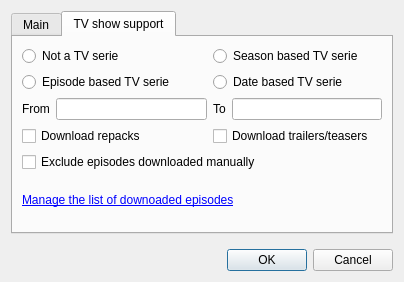
This is rss/RssRegexpDlg.ui in LubosD/fatrat as Qt 5 draws it before an edit. The edited form follows.
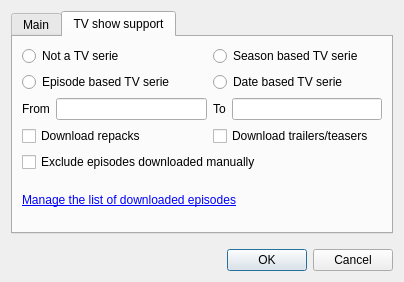
This is the edited form. The open tabs and pages were chosen to show the change.

```diff
--- a/rss/RssRegexpDlg.ui
+++ b/rss/RssRegexpDlg.ui
@@ -203,7 +203,7 @@
        <item row="5" column="0" colspan="4" >
         <widget class="QLabel" name="labelManage" >
          <property name="text" >
-          <string>&lt;a href="manageDownloaded">Manage the list of  downoaded episodes</string>
+          <string>&lt;a href="manageDownloaded">Manage the list of downloaded episodes&lt;/a></string>
          </property>
         </widget>
        </item>
```
